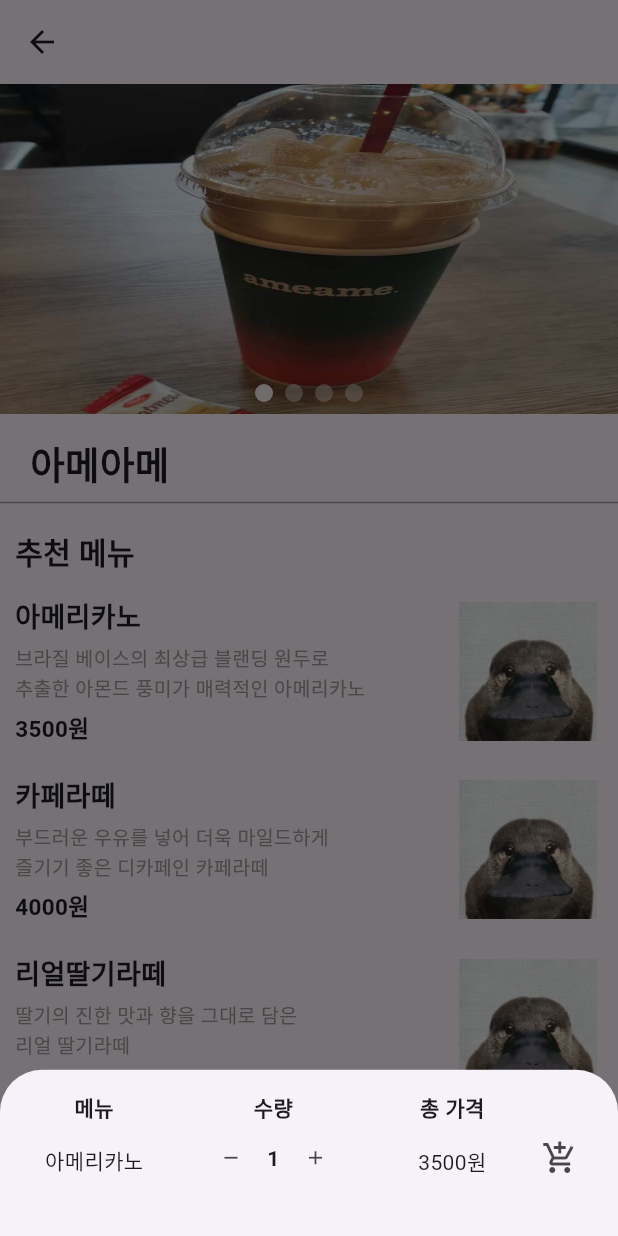
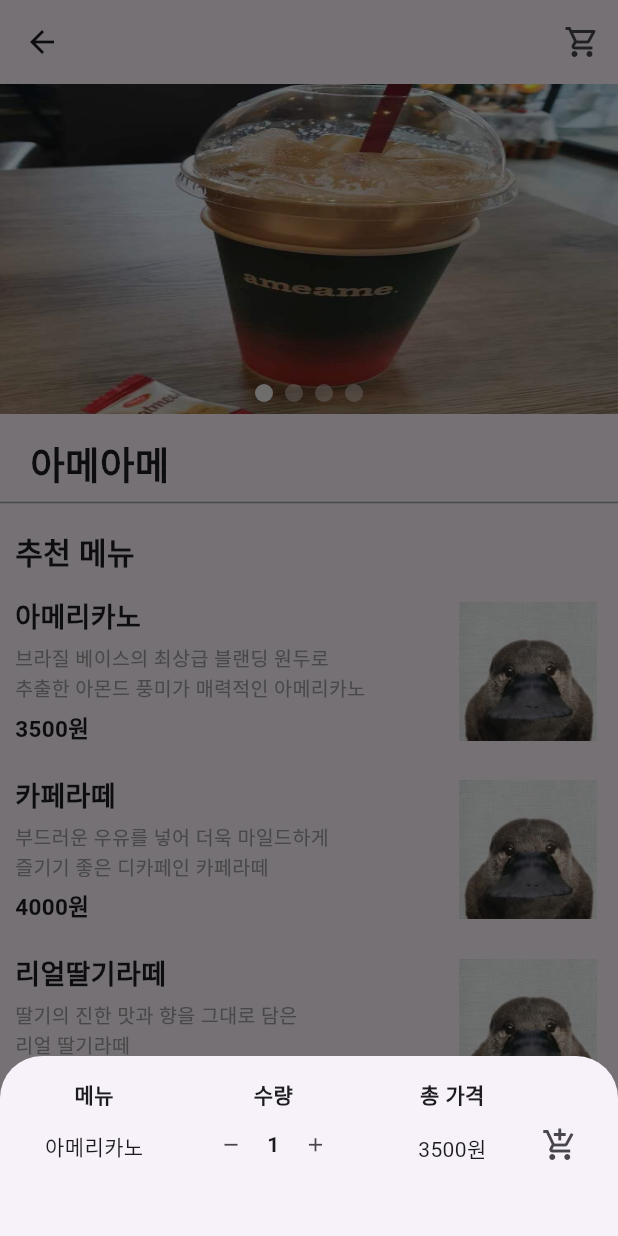
Before and after one commit to oriNuguri25/githubAction_test, a Flutter app: the CustomShopPage screen opened directly, after a tap on "아메리카노", on a phone screen of 412 x 824 dp. Run offline on Flutter 3.47's test engine with Material 3 defaults, Android fonts, the phone set to English and light mode, and no system bars; drawn by our look-alikes of carousel_slider; our stand-ins replace flutter_riverpod; missing offline and left inert: tosspayments_widget_sdk_flutter.

Commit message:
상품 구매 시 장바구니로 수량 확인 가능

```diff
--- a/lib/config/theme/customShopPage.dart
+++ b/lib/config/theme/customShopPage.dart
@@ -1,5 +1,7 @@
 import 'package:carousel_slider/carousel_slider.dart';
 import 'package:flutter/material.dart';
+import 'package:flutter_riverpod/flutter_riverpod.dart';
+import 'package:my_project/core/utils/CartList.dart';
 
 import '../../core/utils/CustomBtmSheet.dart';
 import '../../main.dart';
@@ -83,7 +85,50 @@ class _CustomShopPageState extends State<CustomShopPage> {
   @override
   Widget build(BuildContext context) {
     return Scaffold(
-      appBar: AppBar(),
+      appBar: AppBar(
+        actions: [
+          Consumer(
+            builder: (context, ref, child) {
+              final itemCount = ref.watch(cartListProvider).length;
+              return Stack(
+                clipBehavior: Clip.none,
+                children: [
+                  IconButton(
+                    onPressed: () {},
+                    icon: const Icon(Icons.shopping_cart_outlined),
+                  ),
+                  if (itemCount > 0)
+                    Positioned(
+                      right: 11,
+                      top: 11,
+                      child: Container(
+                        padding: const EdgeInsets.all(2),
+                        decoration: BoxDecoration(
+                          color: Colors.red,
+                          borderRadius: BorderRadius.circular(10),
+                        ),
+                        constraints: const BoxConstraints(
+                          minWidth: 16,
+                          minHeight: 16,
+                        ),
+                        child: Center(
+                          child: Text(
+                            '$itemCount',
+                            style: const TextStyle(
+                              color: Colors.white,
+                              fontSize: 10,
+                            ),
+                            textAlign: TextAlign.center,
+                          ),
+                        ),
+                      ),
+                    )
+                ],
+              );
+            },
+          ),
+        ],
+      ),
       body: SingleChildScrollView(
         child: Column(
           children: [
@@ -137,7 +182,7 @@ class _CustomShopPageState extends State<CustomShopPage> {
               itemCount: widget.cafeMenu.length,
               itemBuilder: (context, index) {
                 return GestureDetector(
-                  onTap: (){
+                  onTap: () {
                     CustomBtmSheet(context, widget.cafeMenu[index]);
                   },
                   child: Container(
@@ -155,7 +200,7 @@ class _CustomShopPageState extends State<CustomShopPage> {
                                 fontWeight: FontWeight.bold,
                               ),
                             ),
-                             const SizedBox(
+                            const SizedBox(
                               height: 5,
                             ),
                             Text(
--- a/lib/core/utils/CustomBtmSheet.dart
+++ b/lib/core/utils/CustomBtmSheet.dart
@@ -1,23 +1,20 @@
-import 'package:flutter/cupertino.dart';
 import 'package:flutter/material.dart';
-import 'package:flutter/widgets.dart';
+import 'package:flutter_riverpod/flutter_riverpod.dart';
 import 'package:my_project/core/utils/CartList.dart';
-
-import '../../main.dart';
 
 void CustomBtmSheet(BuildContext context, Map<String, String> shopItem) {
   showModalBottomSheet(
     context: context,
     builder: (context) {
+      return Consumer(
+        builder: (context, ref, child) {
           int quantity = 1;
-      int price = int.parse(
-        shopItem['price']!,
-      );
+          int price = int.parse(shopItem['price']!);
 
           return StatefulBuilder(
             builder: (context, setState) {
               return Container(
-            height: ratio.height * 120,
+                height: 120,
                 padding: const EdgeInsets.all(15),
                 child: Row(
                   children: [
@@ -25,10 +22,9 @@ void CustomBtmSheet(BuildContext context, Map<String, String> shopItem) {
                       flex: 2,
                       child: Column(
                         children: [
-                      const Text('메뉴', style: TextStyle(fontWeight: FontWeight.bold),),
-                      const SizedBox(
-                        height: 15,
-                      ),
+                          const Text('메뉴',
+                              style: TextStyle(fontWeight: FontWeight.bold)),
+                          const SizedBox(height: 15),
                           Text(shopItem['name']!),
                         ],
                       ),
@@ -37,15 +33,13 @@ void CustomBtmSheet(BuildContext context, Map<String, String> shopItem) {
                       flex: 3,
                       child: Column(
                         children: [
-                      const Text('수량', style: TextStyle(fontWeight: FontWeight.bold),),
+                          const Text('수량',
+                              style: TextStyle(fontWeight: FontWeight.bold)),
                           Row(
                             mainAxisAlignment: MainAxisAlignment.center,
                             children: [
                               IconButton(
-                            icon: const Icon(
-                              Icons.remove,
-                              size: 15,
-                            ),
+                                icon: const Icon(Icons.remove, size: 15),
                                 onPressed: () {
                                   if (quantity > 1) {
                                     setState(() {
@@ -57,14 +51,10 @@ void CustomBtmSheet(BuildContext context, Map<String, String> shopItem) {
                               Text(
                                 quantity.toString(),
                                 style: const TextStyle(
-                              fontWeight: FontWeight.bold,
-                            ),
+                                    fontWeight: FontWeight.bold),
                               ),
                               IconButton(
-                            icon: const Icon(
-                              Icons.add,
-                              size: 15,
-                            ),
+                                icon: const Icon(Icons.add, size: 15),
                                 onPressed: () {
                                   if (quantity < 10) {
                                     setState(() {
@@ -83,10 +73,9 @@ void CustomBtmSheet(BuildContext context, Map<String, String> shopItem) {
                       child: Center(
                         child: Column(
                           children: [
-                        const Text('총 가격', style: TextStyle(fontWeight: FontWeight.bold),),
-                        const SizedBox(
-                          height: 15,
-                        ),
+                            const Text('총 가격',
+                                style: TextStyle(fontWeight: FontWeight.bold)),
+                            const SizedBox(height: 15),
                             Text('${price * quantity}원'),
                           ],
                         ),
@@ -96,20 +85,16 @@ void CustomBtmSheet(BuildContext context, Map<String, String> shopItem) {
                       flex: 1,
                       child: Column(
                         children: [
-                      const SizedBox(
-                        height: 20,
-                      ),
+                          const SizedBox(height: 20),
                           IconButton(
                             icon: const Icon(Icons.add_shopping_cart),
                             onPressed: () {
-                          CartList.add(
-                            {
-                              'name' : shopItem['name']!,
-                              'totalPrice' : (price * quantity).toString(),
-                              'quantity' : quantity.toString(),
-                            }
-                          );
-                          print(CartList);
+                              // CartList에 아이템 추가
+                              ref.read(cartListProvider.notifier).add({
+                                'name': shopItem['name']!,
+                                'totalPrice': (price * quantity).toString(),
+                                'quantity': quantity.toString(),
+                              });
                               Navigator.pop(context);
                             },
                           ),
@@ -123,4 +108,6 @@ void CustomBtmSheet(BuildContext context, Map<String, String> shopItem) {
           );
         },
       );
+    },
+  );
 }
--- a/lib/ui/mainPage.dart
+++ b/lib/ui/mainPage.dart
@@ -54,7 +54,7 @@ class mainPage extends StatelessWidget {
               onPressed: () {
                 Navigator.push(
                   context,
-                  MaterialPageRoute(builder: (context) => CartPage(CartList: CartList,)),
+                  MaterialPageRoute(builder: (context) => const CartPage()),
                 );
               },
               child: const Text(
--- a/lib/ui/shopPage.dart
+++ b/lib/ui/shopPage.dart
@@ -17,6 +17,12 @@ class shopPage extends ConsumerWidget {
       child: Scaffold(
         appBar: AppBar(
           title: const Text('Shop'),
+          actions: [
+            IconButton(
+              onPressed: () {},
+              icon: const Icon(Icons.shopping_cart_outlined),
+            )
+          ],
           bottom: PreferredSize(
             preferredSize: const Size.fromHeight(48.0),
             child: TabBar(
```
Also changed, not shown: lib/core/utils/CartList.dart (+23 -1 lines), lib/ui/CartPage.dart (+13 -21 lines), lib/ui/paymentPage.dart (+17 -15 lines). Lines whose indentation alone changed are shown as unchanged.
